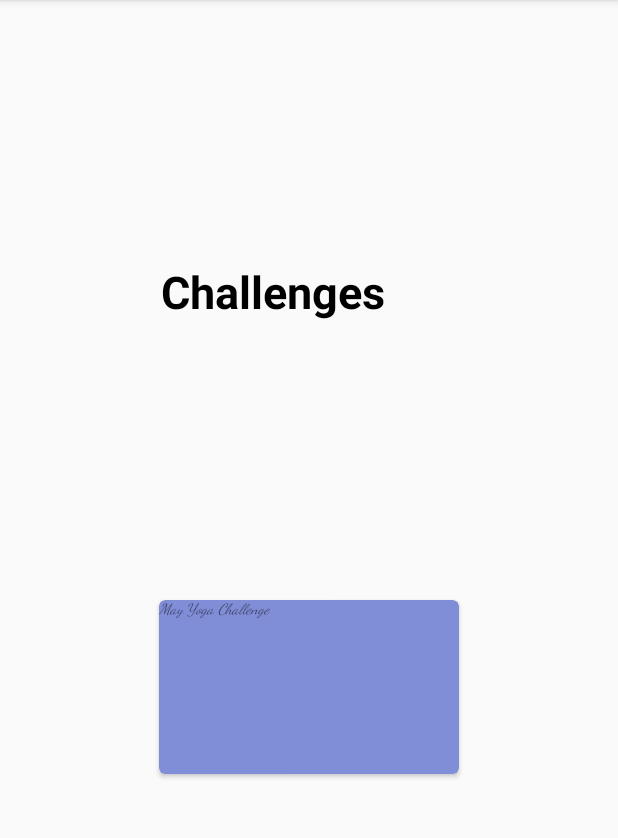
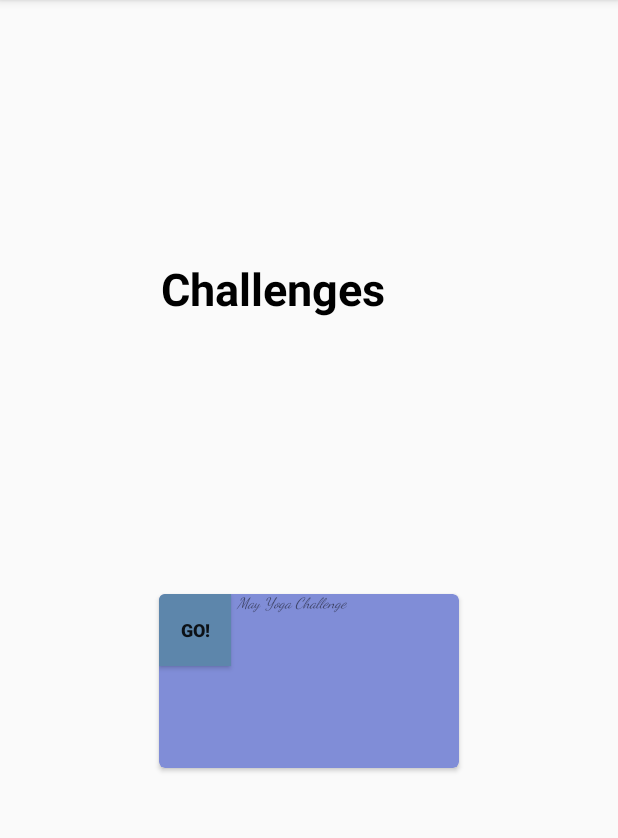
Before and after one commit to mchll05/cc_project_java_android, an Android app: the CategoryDetailActivity screen opened directly, with no data from a screen before it, on a phone screen of 412 x 824 dp, the part 84-922 px from its top. Run offline under Robolectric (Android 15) with nearby library versions, the phone set to English and light mode, and no system bars.

Commit message:
Main and Category Activities linked

```diff
--- a/ChallengeMe/app/src/main/java/com/example/maustin/challengeme/CategoryDetailActivity.java
+++ b/ChallengeMe/app/src/main/java/com/example/maustin/challengeme/CategoryDetailActivity.java
@@ -1,13 +1,29 @@
 package com.example.maustin.challengeme;
 
+import android.content.Intent;
 import android.support.v7.app.AppCompatActivity;
 import android.os.Bundle;
+import android.support.v7.widget.CardView;
+import android.view.View;
+import android.widget.Button;
 
 public class CategoryDetailActivity extends AppCompatActivity {
+
+    CardView cardView;
+    Button yogaButton;
 
     @Override
     protected void onCreate(Bundle savedInstanceState) {
         super.onCreate(savedInstanceState);
         setContentView(R.layout.activity_category_detail);
+
+        cardView = findViewById(R.id.cardViewId);
+        yogaButton = findViewById(R.id.challengeBId);
+
+    }
+
+    public void onChallengeButtonClicked(View button){
+        Intent intent = new Intent(this, ListDetailActivity.class );
+        startActivity(intent);
     }
 }
--- a/ChallengeMe/app/src/main/java/com/example/maustin/challengeme/ListDetailActivity.java
+++ b/ChallengeMe/app/src/main/java/com/example/maustin/challengeme/ListDetailActivity.java
@@ -1,6 +1,7 @@
 package com.example.maustin.challengeme;
 
 import android.support.v7.app.AppCompatActivity;
+import android.content.Intent;
 import android.os.Bundle;
 import android.widget.ListView;
 
--- a/ChallengeMe/app/src/main/res/layout/activity_category_detail.xml
+++ b/ChallengeMe/app/src/main/res/layout/activity_category_detail.xml
@@ -9,11 +9,11 @@
     tools:layout_constraintHorizontal_chainStyle="spread">
 
     <android.support.v7.widget.CardView
-        android:id="@+id/card_view"
+        android:id="@+id/cardViewId"
         android:layout_width="200dp"
         android:layout_height="116dp"
         android:layout_gravity="center"
-        android:layout_marginBottom="252dp"
+        android:layout_marginBottom="256dp"
         android:layout_marginEnd="8dp"
         android:layout_marginLeft="8dp"
         android:layout_marginRight="8dp"
@@ -29,10 +29,20 @@
             android:layout_width="match_parent"
             android:layout_height="25dp"
             android:fontFamily="cursive"
-            android:text="May Yoga Challenge"
+            android:text="                    May Yoga Challenge"
             android:textSize="10sp"
             android:textStyle="italic"
             tools:background="@android:color/holo_blue_light" />
+
+        <Button
+            android:id="@+id/challengeBId"
+            android:layout_width="48dp"
+            android:layout_height="wrap_content"
+            android:background="@color/ic_launcher_background"
+            android:onClick="onChallengeButtonClicked"
+            android:text="GO!"
+            android:textSize="12sp"
+            android:textStyle="bold" />
     </android.support.v7.widget.CardView>
 
     <TextView
@@ -49,7 +59,7 @@
         android:textColor="@android:color/black"
         android:textSize="30sp"
         android:textStyle="bold"
-        app:layout_constraintBottom_toTopOf="@+id/card_view"
+        app:layout_constraintBottom_toTopOf="@+id/cardViewId"
         app:layout_constraintEnd_toEndOf="parent"
         app:layout_constraintStart_toStartOf="parent"
         app:layout_constraintTop_toTopOf="parent" />
--- a/ChallengeMe/app/src/main/res/values/ic_launcher_background.xml
+++ b/ChallengeMe/app/src/main/res/values/ic_launcher_background.xml
@@ -1,4 +1,4 @@
 <?xml version="1.0" encoding="utf-8"?>
 <resources>
-    <color name="ic_launcher_background">#6F8CA6</color>
+    <color name="ic_launcher_background">#5d86ab</color>
 </resources>
--- a/ChallengeMe/app/src/main/res/values/strings.xml
+++ b/ChallengeMe/app/src/main/res/values/strings.xml
@@ -1,3 +1,5 @@
 <resources>
     <string name="app_name">ChallengeMe</string>
+    <string name="exerciseButton">Go to Challenges</string>
+    <string name="photographyButton">Go to Challenges</string>
 </resources>
```
Also changed, not shown: ChallengeMe/app/src/main/java/com/example/maustin/challengeme/MainActivity.java (+20 -0 lines), ChallengeMe/app/src/main/res/layout/activity_main.xml (+17 -12 lines).
